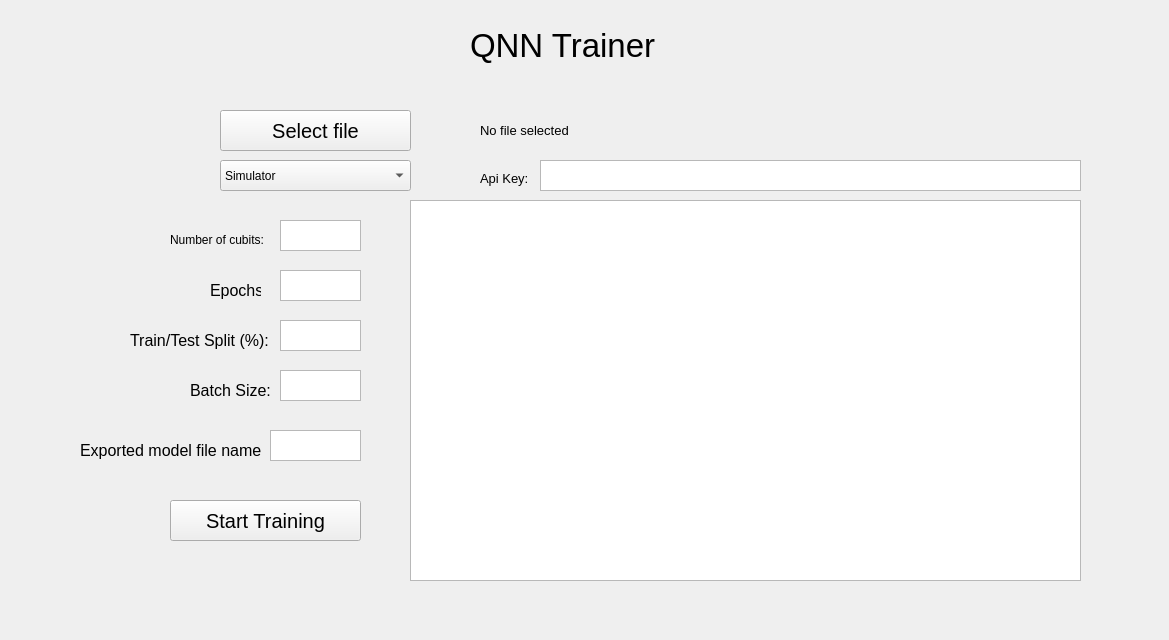
First picture: the form in maingui/form.ui, repository meen2161/QNN-Trainer, before the edit.
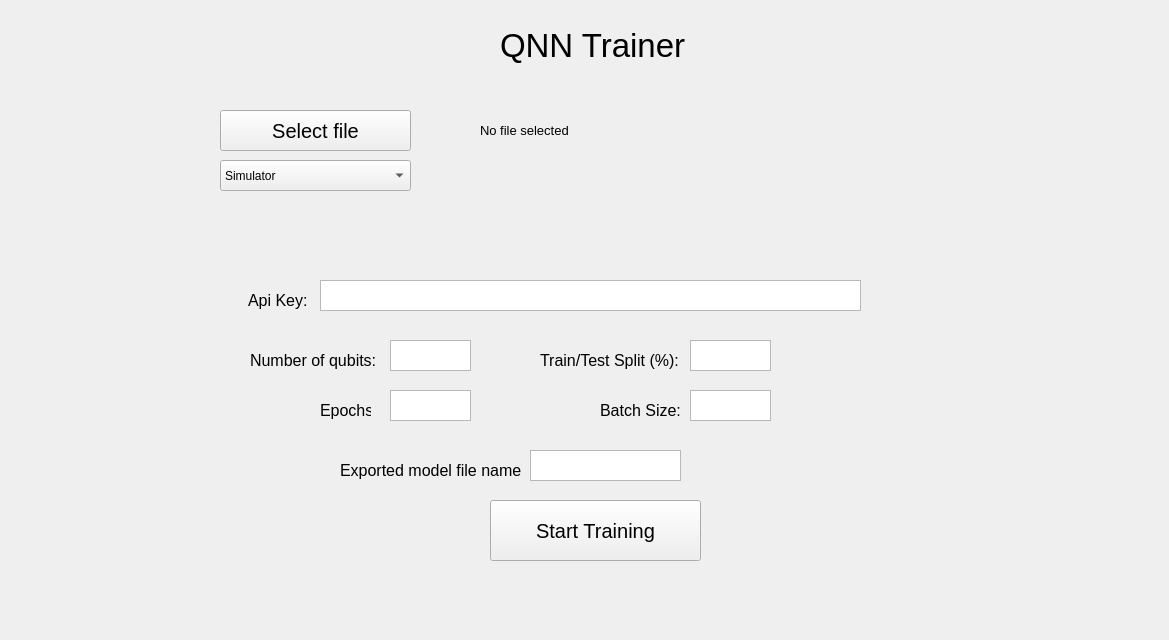
Second picture: the form after the edit.

Commit message: ✉️Update : Make program work

```diff
--- a/maingui/form.ui
+++ b/maingui/form.ui
@@ -16,7 +16,7 @@
   <widget class="QLabel" name="label">
    <property name="geometry">
     <rect>
-     <x>470</x>
+     <x>500</x>
      <y>20</y>
      <width>191</width>
      <height>51</height>
@@ -70,10 +70,10 @@
   <widget class="QPushButton" name="pushButton_2">
    <property name="geometry">
     <rect>
-     <x>170</x>
+     <x>490</x>
      <y>500</y>
-     <width>191</width>
-     <height>41</height>
+     <width>211</width>
+     <height>61</height>
     </rect>
    </property>
    <property name="font">
@@ -85,16 +85,6 @@
     <string>Start Training</string>
    </property>
   </widget>
-  <widget class="QListView" name="listView">
-   <property name="geometry">
-    <rect>
-     <x>410</x>
-     <y>200</y>
-     <width>671</width>
-     <height>381</height>
-    </rect>
-   </property>
-  </widget>
   <widget class="QComboBox" name="comboBox">
    <property name="geometry">
     <rect>
@@ -118,15 +108,15 @@
   <widget class="QLabel" name="label_3">
    <property name="geometry">
     <rect>
-     <x>480</x>
-     <y>170</y>
-     <width>49</width>
-     <height>16</height>
+     <x>248</x>
+     <y>290</y>
+     <width>61</width>
+     <height>20</height>
     </rect>
    </property>
    <property name="font">
     <font>
-     <pointsize>10</pointsize>
+     <pointsize>12</pointsize>
     </font>
    </property>
    <property name="text">
@@ -136,8 +126,8 @@
   <widget class="QTextEdit" name="textEdit">
    <property name="geometry">
     <rect>
-     <x>540</x>
-     <y>160</y>
+     <x>320</x>
+     <y>280</y>
      <width>541</width>
      <height>31</height>
     </rect>
@@ -146,8 +136,8 @@
   <widget class="QLabel" name="label_4">
    <property name="geometry">
     <rect>
-     <x>210</x>
-     <y>280</y>
+     <x>320</x>
+     <y>400</y>
      <width>51</width>
      <height>20</height>
     </rect>
@@ -164,8 +154,8 @@
   <widget class="QLabel" name="label_5">
    <property name="geometry">
     <rect>
-     <x>130</x>
-     <y>330</y>
+     <x>540</x>
+     <y>350</y>
      <width>141</width>
      <height>20</height>
     </rect>
@@ -182,8 +172,8 @@
   <widget class="QLabel" name="label_6">
    <property name="geometry">
     <rect>
-     <x>190</x>
-     <y>380</y>
+     <x>600</x>
+     <y>400</y>
      <width>81</width>
      <height>20</height>
     </rect>
@@ -200,8 +190,8 @@
   <widget class="QTextEdit" name="textEdit_2">
    <property name="geometry">
     <rect>
-     <x>280</x>
-     <y>270</y>
+     <x>390</x>
+     <y>390</y>
      <width>81</width>
      <height>31</height>
     </rect>
@@ -210,8 +200,8 @@
   <widget class="QTextEdit" name="textEdit_3">
    <property name="geometry">
     <rect>
-     <x>280</x>
-     <y>320</y>
+     <x>690</x>
+     <y>340</y>
      <width>81</width>
      <height>31</height>
     </rect>
@@ -220,8 +210,8 @@
   <widget class="QTextEdit" name="textEdit_4">
    <property name="geometry">
     <rect>
-     <x>280</x>
-     <y>370</y>
+     <x>690</x>
+     <y>390</y>
      <width>81</width>
      <height>31</height>
     </rect>
@@ -230,8 +220,8 @@
   <widget class="QLabel" name="label_7">
    <property name="geometry">
     <rect>
-     <x>80</x>
-     <y>440</y>
+     <x>340</x>
+     <y>460</y>
      <width>181</width>
      <height>20</height>
     </rect>
@@ -248,9 +238,9 @@
   <widget class="QTextEdit" name="textEdit_5">
    <property name="geometry">
     <rect>
-     <x>270</x>
-     <y>430</y>
-     <width>91</width>
+     <x>530</x>
+     <y>450</y>
+     <width>151</width>
      <height>31</height>
     </rect>
    </property>
@@ -258,21 +248,26 @@
   <widget class="QLabel" name="label_8">
    <property name="geometry">
     <rect>
-     <x>170</x>
-     <y>230</y>
-     <width>101</width>
+     <x>250</x>
+     <y>350</y>
+     <width>131</width>
      <height>20</height>
     </rect>
    </property>
+   <property name="font">
+    <font>
+     <pointsize>12</pointsize>
+    </font>
+   </property>
    <property name="text">
-    <string>Number of cubits:</string>
+    <string>Number of qubits:</string>
    </property>
   </widget>
   <widget class="QTextEdit" name="textEdit_6">
    <property name="geometry">
     <rect>
-     <x>280</x>
-     <y>220</y>
+     <x>390</x>
+     <y>340</y>
      <width>81</width>
      <height>31</height>
     </rect>
```
Left out of the diff: 10 changed lines with no effect on the pictures. The commit also changes 2 other files.
